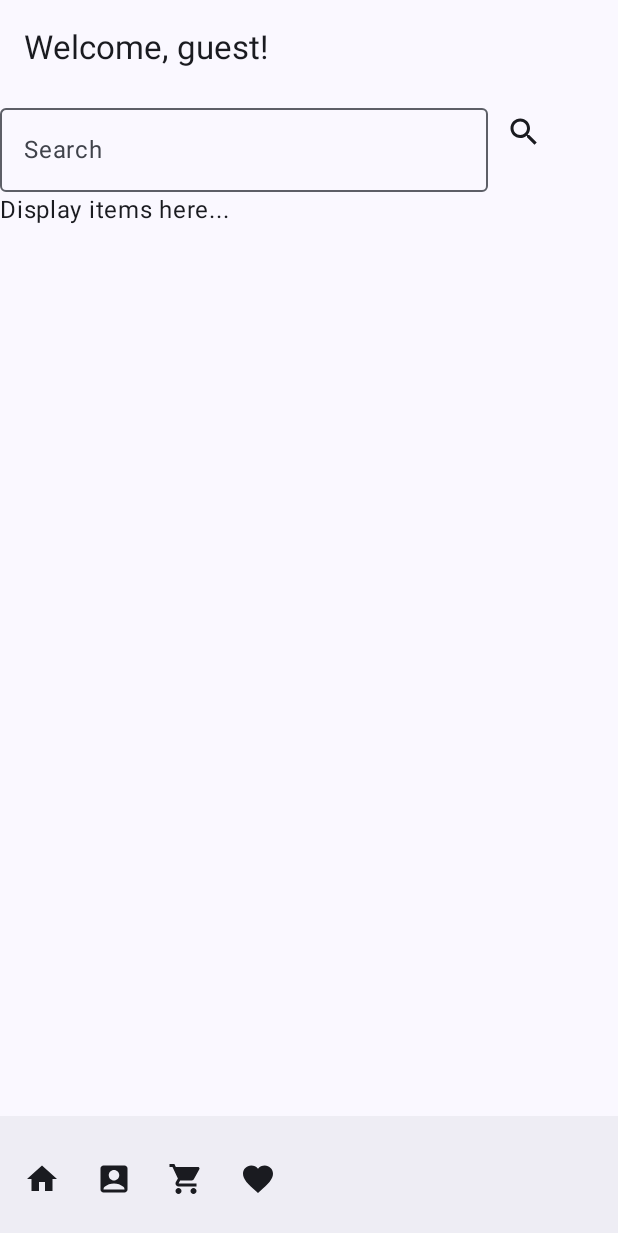
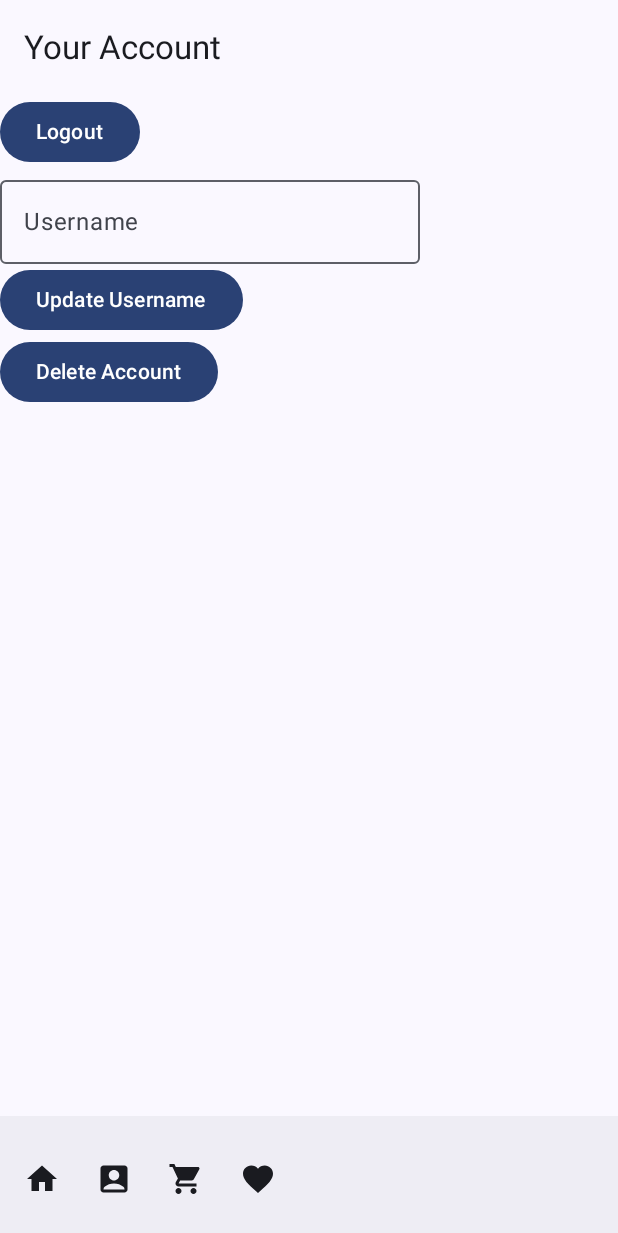
Before and after one commit to franco401/Computer-Store-Shopping-App, an Android app built with Jetpack Compose: the screen it shows after launch (MainActivity), after a tap on "My Account", on a phone screen of 412 x 824 dp. Shown: the top 1233 px of the screen. Run offline under Robolectric (Android 15) with nearby library versions, the phone set to English and light mode, and no system bars.

Commit message:
Created account screen UI

```diff
--- a/app/src/main/java/com/example/computerstoreshoppingapp/MainActivity.kt
+++ b/app/src/main/java/com/example/computerstoreshoppingapp/MainActivity.kt
@@ -83,6 +83,9 @@ class MainActivity : ComponentActivity() {
                         composable("homeScreen") {
                             homeScreen(navController)
                         }
+                        composable("accountScreen") {
+                            accountScreen(navController)
+                        }
                     }
                 }
             }
@@ -163,7 +166,7 @@ fun homeScreen(navController: NavController) {
                     Icon(Icons.Filled.Home, contentDescription = "Home")
                 }
 
-                IconButton(onClick = { /**/ }) {
+                IconButton(onClick = { navController.navigate("accountScreen") }) {
                     Icon(Icons.Filled.AccountBox, contentDescription = "My Account")
                 }
 
@@ -199,6 +202,62 @@ fun homeScreen(navController: NavController) {
 
 }
 
+@OptIn(ExperimentalMaterial3Api::class)
+@Composable
+fun accountScreen(navController: NavController) {
+    var username by remember { mutableStateOf("") }
+
+    //builds UI with the top and bottom bars and the screen's content in between
+    Scaffold(
+        topBar = {
+            TopAppBar(
+                title = { Text("Your Account") }
+            )
+        },
+        bottomBar = {BottomAppBar(
+            actions = {
+                IconButton(onClick = { navController.navigate("homeScreen") }) {
+                    Icon(Icons.Filled.Home, contentDescription = "Home")
+                }
+
+                IconButton(onClick = { /**/ }) {
+                    Icon(Icons.Filled.AccountBox, contentDescription = "My Account")
+                }
+
+                IconButton(onClick = { /**/ }) {
+                    Icon(Icons.Filled.ShoppingCart, contentDescription = "My Cart")
+                }
+
+                IconButton(onClick = { /**/ }) {
+                    Icon(Icons.Filled.Favorite, contentDescription = "My Purchases")
+                }
+            }
+        )},
+
+        //the content in the middle of the top and bottom bars
+        content = { innerPadding ->
+            Box(
+                modifier = Modifier
+                    .padding(innerPadding),
+                contentAlignment = Alignment.Center
+            ) {
+                Column {
+                    Button(onClick = { globalUsername = ""; loggedIn = false; navController.navigate("loginScreen") }) {
+                        Text(text = "Logout")
+                    }
+                    OutlinedTextField(value = username, onValueChange = {username = it}, label = {Text(text = "Username")})
+                    Button(onClick = { globalUsername = username }) {
+                        Text(text = "Update Username")
+                    }
+                    Button(onClick = { globalUsername = ""; loggedIn = false; navController.navigate("signUpScreen") }) {
+                        Text("Delete Account")
+                    }
+                }
+            }
+        }
+    )
+}
+
 @Composable
 fun Greeting(name: String, modifier: Modifier = Modifier) {
     Text(
```
